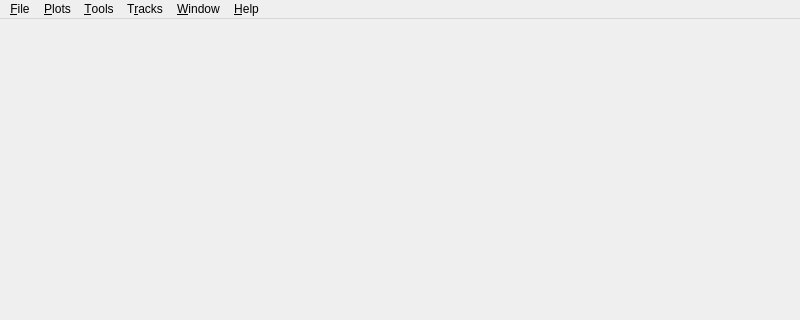
crwper/flysight-viewer-2, file src/mainwindow.ui: the form before one commit; both pictures show x 0 to 800 and y 0 to 320 of the 800 by 600 pixel window.
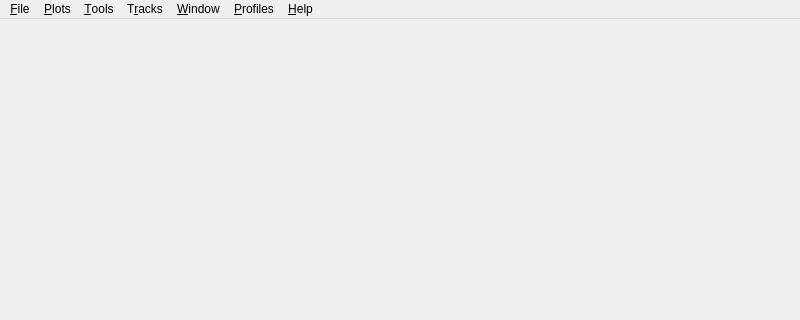
The form after the commit.

Patch:
```diff
--- a/src/mainwindow.ui
+++ b/src/mainwindow.ui
@@ -68,6 +68,11 @@
      <string>&amp;Window</string>
     </property>
    </widget>
+   <widget class="QMenu" name="menuProfiles">
+    <property name="title">
+     <string>&amp;Profiles</string>
+    </property>
+   </widget>
    <widget class="QMenu" name="menu_Help">
     <property name="title">
      <string>&amp;Help</string>
@@ -79,6 +84,7 @@
    <addaction name="menu_Tools"/>
    <addaction name="menuTrack"/>
    <addaction name="menuWindow"/>
+   <addaction name="menuProfiles"/>
    <addaction name="menu_Help"/>
   </widget>
   <action name="action_Import">
```
Left out of the diff: 10 changed lines with no effect on the pictures.
